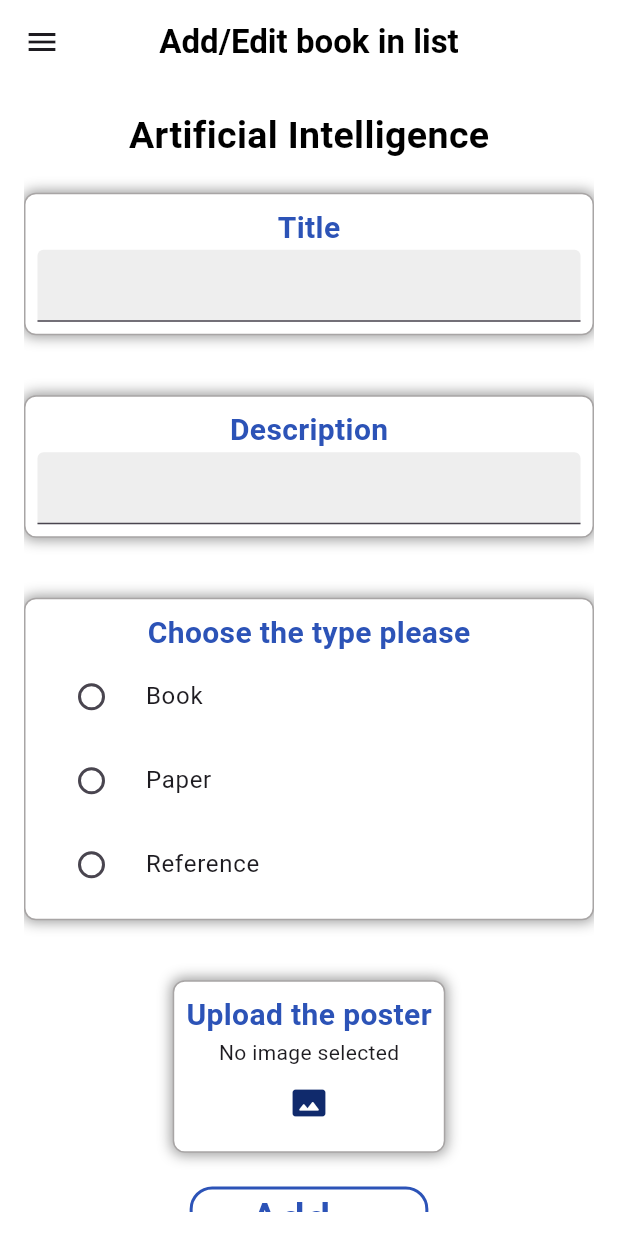
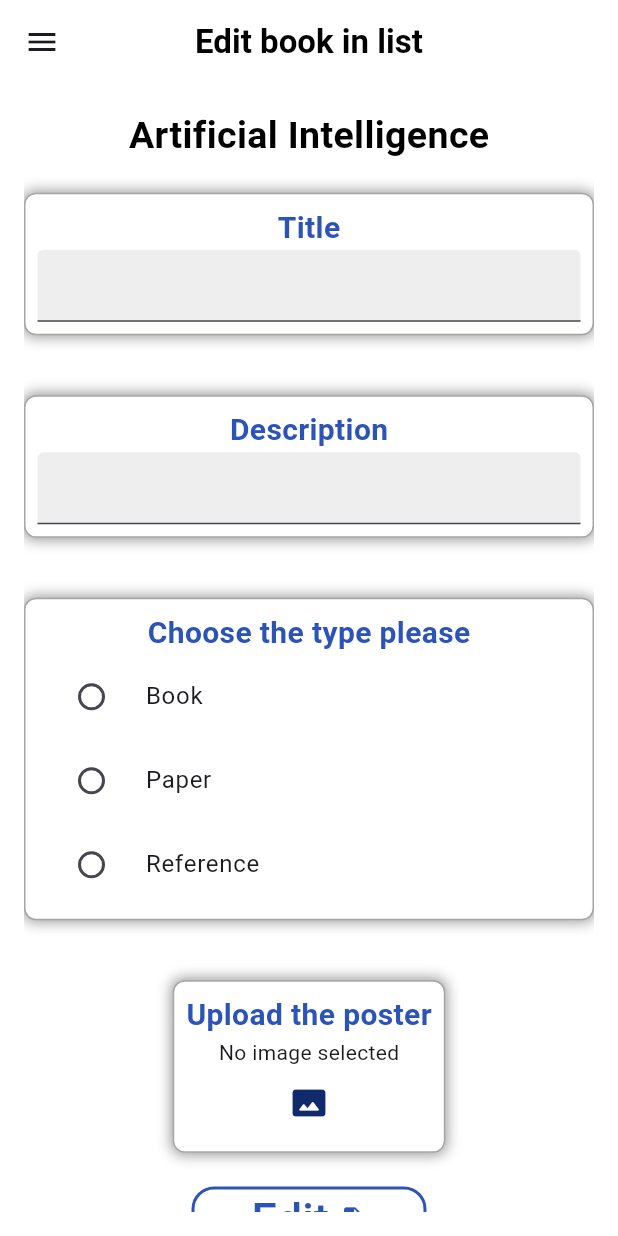
Before and after one commit to AhmedYasee/SBU-Lib_with_firebase, a Flutter app: the EditedBookCard widget shown alone on an empty page, opened directly with empty values, after a tap on "Edit", on a phone screen of 412 x 824 dp. Run offline on Flutter 3.47's test engine with Material 3 defaults, Android fonts, the phone set to English and light mode, and no system bars; our stand-ins replace awesome_dialog, cloud_firestore, firebase_auth, firebase_core, firebase_storage, flutter_rating_bar and 4 more; accounts and stored records are empty; network calls fail; project files that could hold a hidden picture were left out.

Commit message:
linked registration info with firebase and fixed edit and delete  book

```diff
--- /dev/null
+++ b/SBU-Lib-main/lib/Screens/editbook.dart
@@ -0,0 +1,333 @@
+import 'dart:io';
+import 'package:cloud_firestore/cloud_firestore.dart';
+import 'package:flutter/material.dart';
+import 'package:fluttertest/Screens/NavBar.dart';
+import 'package:get/route_manager.dart';
+import 'package:image_picker/image_picker.dart';
+
+class EditBook extends StatefulWidget {
+  final String docid;
+  const EditBook({super.key, required this.docid});
+
+  @override
+  State<EditBook> createState() => _EditBookState();
+}
+
+class _EditBookState extends State<EditBook> {
+  bool st1 = false;
+  bool st2 = false;
+  bool st3 = false;
+  String? type;
+  final ImagePicker _picker = ImagePicker();
+  File? _imageFile;
+
+  TextEditingController title = TextEditingController();
+  TextEditingController discription = TextEditingController();
+  CollectionReference books = FirebaseFirestore.instance.collection('books');
+  String? oldTitle;
+  String? oldDescription;
+
+  @override
+  void initState() {
+    super.initState();
+    fetchOldData();
+  }
+
+  Future<void> fetchOldData() async {
+    DocumentSnapshot documentSnapshot = await books.doc(widget.docid).get();
+    if (documentSnapshot.exists) {
+      setState(() {
+        oldTitle = documentSnapshot.get('title');
+        oldDescription = documentSnapshot.get('discription');
+      });
+    }
+  }
+
+  Future<void> updateBook(String documentId) async {
+    // Call the user's CollectionReference to update a document
+    return books
+        .doc(widget.docid) // specify the document ID
+        .update({
+          'title': title.text,
+          'discription': discription.text,
+        })
+        .then((value) => print("Book updated"))
+        .catchError((error) => print("Failed to update book: $error"));
+  }
+
+  Future<void> pickImage() async {
+    final XFile? pickedImage =
+        await _picker.pickImage(source: ImageSource.gallery);
+    if (pickedImage != null) {
+      setState(() {
+        _imageFile = File(pickedImage.path);
+      });
+    }
+  }
+
+  @override
+  Widget build(BuildContext context) {
+    return MaterialApp(
+      debugShowCheckedModeBanner: false,
+      home: Scaffold(
+        backgroundColor: Colors.white,
+        appBar: AppBar(
+          title: const Text(
+            "Edit book in list",
+            style: TextStyle(
+              fontWeight: FontWeight.w700,
+              color: Color.fromARGB(255, 0, 0, 0),
+            ),
+          ),
+          backgroundColor: Colors.white,
+          centerTitle: true,
+        ),
+        drawer: const NavBar(),
+        body: Padding(
+          padding: const EdgeInsets.all(16.0),
+          child: SingleChildScrollView(
+            child: Column(
+              children: [
+                const SizedBox(height: 0.5),
+
+                const Text(
+                  "Artificial Intelligence",
+                  style: TextStyle(
+                    fontSize: 25,
+                    fontWeight: FontWeight.bold,
+                    color: Color.fromARGB(255, 0, 0, 0),
+                  ),
+                ),
+                const Padding(
+                  padding: EdgeInsets.all(10),
+                ),
+                Container(
+                  decoration: BoxDecoration(
+                    color: Colors.white,
+                    border: Border.all(
+                        color: const Color.fromARGB(255, 168, 165, 165)),
+                    borderRadius: BorderRadius.circular(8.0),
+                    boxShadow: const [
+                      BoxShadow(
+                        color: Color.fromARGB(255, 154, 154, 154),
+                        spreadRadius: 1,
+                        blurRadius: 7,
+                      ),
+                    ],
+                  ),
+                  child: Padding(
+                    padding: const EdgeInsets.all(8.0),
+                    child: Column(
+                      children: [
+                        const Text(
+                          'Title',
+                          style: TextStyle(
+                            fontSize: 20.0,
+                            color: Color(0xff2c53b7),
+                            fontWeight: FontWeight.w700,
+                          ),
+                        ),
+                        TextField(
+                          controller: title,
+                          decoration: InputDecoration(
+                            fillColor: Colors.grey[200],
+                            filled: true,
+                          ),
+                        ),
+                      ],
+                    ),
+                  ),
+                ),
+                const SizedBox(height: 20.0), //one
+
+                const Padding(
+                  padding: EdgeInsets.all(10),
+                ),
+                Container(
+                  decoration: BoxDecoration(
+                    color: Colors.white,
+                    border: Border.all(
+                        color: const Color.fromARGB(255, 168, 165, 165)),
+                    borderRadius: BorderRadius.circular(8.0),
+                    boxShadow: const [
+                      BoxShadow(
+                        color: Color.fromARGB(255, 154, 154, 154),
+                        spreadRadius: 1,
+                        blurRadius: 7,
+                      ),
+                    ],
+                  ),
+                  child: Padding(
+                    padding: const EdgeInsets.all(8.0),
+                    child: Column(
+                      children: [
+                        const Text(
+                          'Description',
+                          style: TextStyle(
+                            fontSize: 20.0,
+                            color: Color(0xff2c53b7),
+                            fontWeight: FontWeight.w700,
+                          ),
+                        ),
+                        TextField(
+                          controller: discription,
+                          decoration: InputDecoration(
+                            fillColor: Colors.grey[200],
+                            filled: true,
+                          ),
+                        ),
+                      ],
+                    ),
+                  ),
+                ),
+
+                const SizedBox(height: 20.0), //twoo
+                const Padding(
+                  padding: EdgeInsets.all(10),
+                ),
+                Container(
+                  decoration: BoxDecoration(
+                    color: Colors.white,
+                    border: Border.all(
+                        color: const Color.fromARGB(255, 168, 165, 165)),
+                    borderRadius: BorderRadius.circular(8.0),
+                    boxShadow: const [
+                      BoxShadow(
+                        color: Color.fromARGB(255, 154, 154, 154),
+                        spreadRadius: 1,
+                        blurRadius: 7,
+                      ),
+                    ],
+                  ),
+                  child: Padding(
+                    padding: const EdgeInsets.all(8.0),
+                    child: Column(
+                      children: [
+                        const Text(
+                          'Choose the type please',
+                          style: TextStyle(
+                            fontSize: 20.0,
+                            color: Color(0xff2c53b7),
+                            fontWeight: FontWeight.w700,
+                          ),
+                        ),
+                        RadioListTile(
+                            activeColor: const Color.fromARGB(255, 16, 42, 108),
+                            title: const Text("Book"),
+                            value: "Book",
+                            groupValue: type,
+                            onChanged: (val) {
+                              setState(() {
+                                type = val!;
+                              });
+                            }),
+                        RadioListTile(
+                            activeColor: const Color.fromARGB(255, 16, 42, 108),
+                            title: const Text("Paper"),
+                            groupValue: type,
+                            value: "Paper",
+                            onChanged: (val) {
+                              setState(() {
+                                type = val!;
+                              });
+                            }),
+                        RadioListTile(
+                            activeColor: const Color.fromARGB(255, 16, 42, 108),
+                            title: const Text("Reference"),
+                            groupValue: type,
+                            value: "Reference",
+                            onChanged: (val) {
+                              setState(() {
+                                type = val!;
+                              });
+                            })
+                      ],
+                    ),
+                  ),
+                ),
+                const SizedBox(height: 20.0),
+                const Padding(
+                  padding: EdgeInsets.all(10),
+                ),
+                Container(
+                  decoration: BoxDecoration(
+                    color: Colors.white,
+                    border: Border.all(
+                        color: const Color.fromARGB(255, 168, 165, 165)),
+                    borderRadius: BorderRadius.circular(8.0),
+                    boxShadow: const [
+                      BoxShadow(
+                        color: Color.fromARGB(255, 154, 154, 154),
+                        spreadRadius: 1,
+                        blurRadius: 7,
+                      ),
+                    ],
+                  ),
+                  child: Padding(
+                    padding: const EdgeInsets.all(8.0),
+                    child: Column(
+                      children: [
+                        const Text(
+                          'Upload the poster',
+                          style: TextStyle(
+                            fontSize: 20.0,
+                            color: Color(0xff2c53b7),
+                            fontWeight: FontWeight.w700,
+                          ),
+                        ),
+                        _imageFile == null
+                            ? const Text('No image selected')
+                            : Image.file(_imageFile!),
+                        IconButton(
+                          icon: const Icon(
+                            Icons.photo_size_select_actual_rounded,
+                            color: Color.fromARGB(255, 16, 42, 108),
+                          ), // Use your desired icon
+                          onPressed: pickImage,
+                        ),
+                      ],
+                    ),
+                  ),
+                ),
+                //twoo
+                const Padding(
+                  padding: EdgeInsets.all(10),
+                ),
+                TextButton(
+                    onPressed: () {
+                      updateBook(
+                          widget.docid); // Replace with the actual document ID
+                      Get.back();
+                    },
+                    style: OutlinedButton.styleFrom(
+                      shape: RoundedRectangleBorder(
+                        borderRadius: BorderRadius.circular(15.0),
+                      ),
+                      side: const BorderSide(
+                        color: Color(0xff2c53b7),
+                        width: 2.0,
+                      ),
+                      padding: const EdgeInsets.symmetric(horizontal: 40.0),
+
+                      // Customize border width
+                    ),
+                    child: const Row(
+                      mainAxisSize: MainAxisSize.min,
+                      children: [
+                        Text(
+                          'Edit',
+                          style: TextStyle(
+                              fontSize: 30.0, color: Color(0xff2c53b7)),
+                        ),
+                        SizedBox(width: 7),
+                        Icon(Icons.edit_document, color: Color(0xff2c53b7)),
+                      ],
+                    )),
+              ],
+            ),
+          ),
+        ),
+      ),
+    );
+  }
+}
--- a/SBU-Lib-main/lib/main.dart
+++ b/SBU-Lib-main/lib/main.dart
@@ -8,6 +8,8 @@ import 'package:get/get.dart';
 import 'package:smooth_page_indicator/smooth_page_indicator.dart';
 import 'Screens/collegeslist.dart';
 import 'firebase_options.dart';
+
+import 'package:fluttertest/Screens/addbook.dart';
 
 void main() async {
   WidgetsFlutterBinding.ensureInitialized();
```
Also changed, not shown: SBU-Lib-main/lib/Screens/booklistadmin.dart (+13 -2 lines), SBU-Lib-main/lib/Screens/registration_one.dart (+132 -93 lines), SBU-Lib-main/lib/component/editedbookcard.dart (+76 -14 lines), SBU-Lib-main/pubspec.lock.
